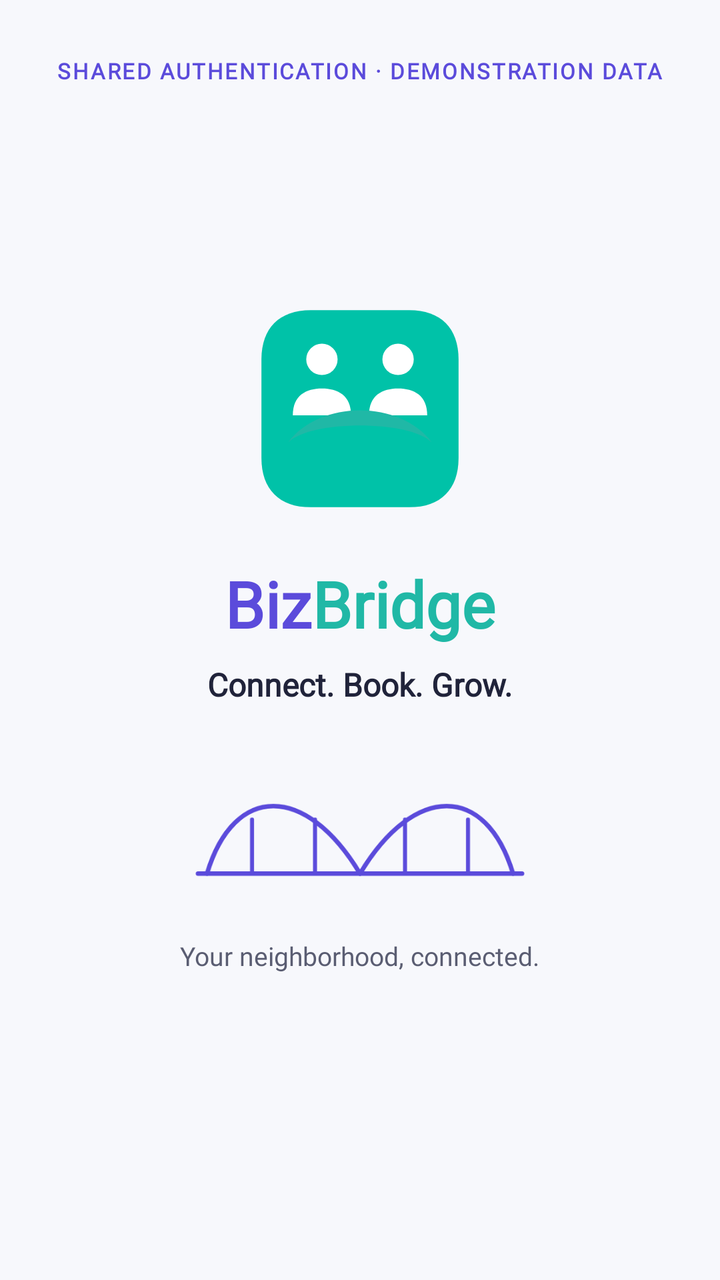
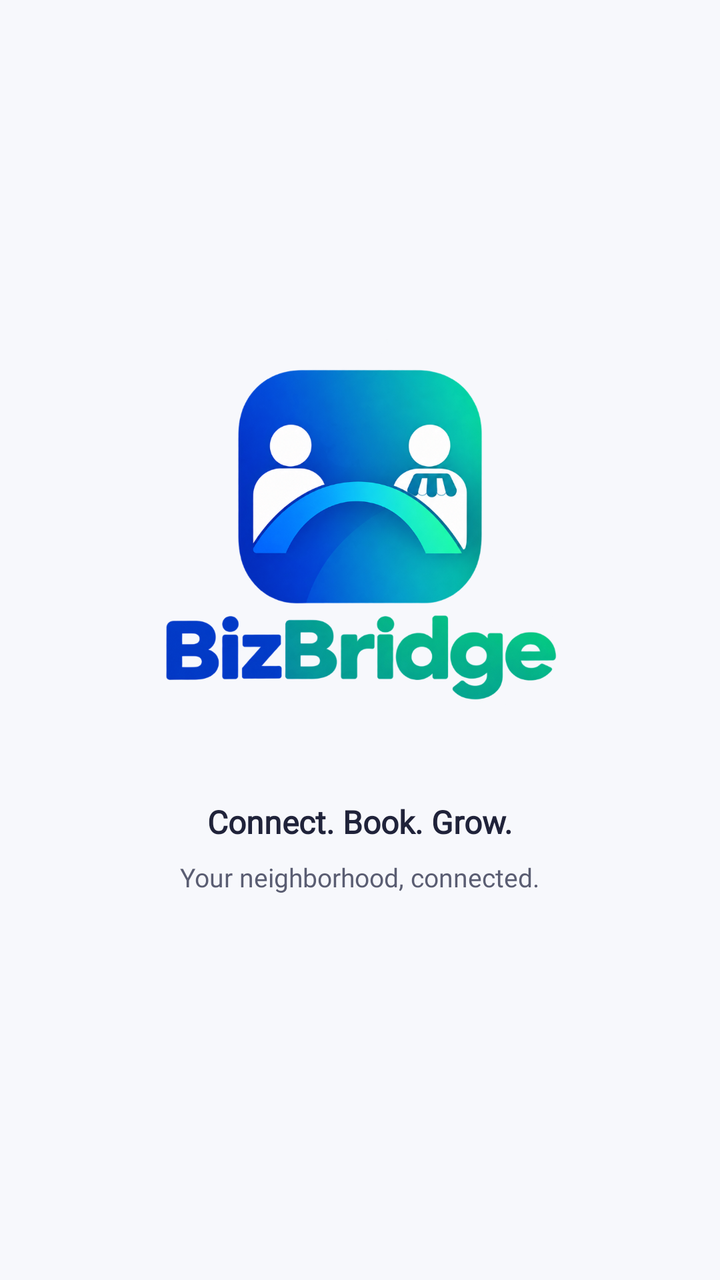

An Android layout rendered at two revisions. The XML below is the earlier revision; the diff shows what the commit changed to produce the second picture.
<!-- AndroidManifest.xml: application theme Theme.BizBridgeApp -->
<!-- res/layout/fragment_splash.xml -->
<?xml version="1.0" encoding="utf-8"?>
<androidx.constraintlayout.widget.ConstraintLayout xmlns:android="http://schemas.android.com/apk/res/android"
    xmlns:app="http://schemas.android.com/apk/res-auto"
    xmlns:tools="http://schemas.android.com/tools"
    android:layout_width="match_parent"
    android:layout_height="match_parent"
    android:background="@color/background"
    android:paddingStart="@dimen/screen_inset_horizontal"
    android:paddingTop="@dimen/screen_inset_top"
    android:paddingEnd="@dimen/screen_inset_horizontal"
    android:paddingBottom="@dimen/screen_inset_bottom">

    
    <TextView
        android:id="@+id/tv_auth_tag"
        style="@style/TextAppearance.BizBridge.SubheaderTag"
        android:layout_width="wrap_content"
        android:layout_height="wrap_content"
        android:layout_marginTop="12dp"
        android:text="@string/shared_auth_demo_tag"
        app:layout_constraintEnd_toEndOf="parent"
        app:layout_constraintStart_toStartOf="parent"
        app:layout_constraintTop_toTopOf="parent" />

    
    <LinearLayout
        android:id="@+id/ll_center_group"
        android:layout_width="wrap_content"
        android:layout_height="wrap_content"
        android:gravity="center_horizontal"
        android:orientation="vertical"
        app:layout_constraintBottom_toBottomOf="parent"
        app:layout_constraintEnd_toEndOf="parent"
        app:layout_constraintStart_toStartOf="parent"
        app:layout_constraintTop_toBottomOf="@id/tv_auth_tag"
        app:layout_constraintVertical_bias="0.45">

        
        <ImageView
            android:id="@+id/iv_logo"
            android:layout_width="112dp"
            android:layout_height="112dp"
            android:contentDescription="@string/app_name"
            android:src="@drawable/ic_bizbridge_logo" />

        
        <LinearLayout
            android:layout_width="wrap_content"
            android:layout_height="wrap_content"
            android:layout_marginTop="20dp"
            android:orientation="horizontal">

            <TextView
                android:layout_width="wrap_content"
                android:layout_height="wrap_content"
                android:fontFamily="@font/inter_variable"
                android:text="Biz"
                android:textColor="@color/primary"
                android:textSize="32sp"
                android:textStyle="bold" />

            <TextView
                android:layout_width="wrap_content"
                android:layout_height="wrap_content"
                android:fontFamily="@font/inter_variable"
                android:text="Bridge"
                android:textColor="@color/secondary"
                android:textSize="32sp"
                android:textStyle="bold" />
        </LinearLayout>

        
        <TextView
            android:id="@+id/tv_tagline"
            android:layout_width="wrap_content"
            android:layout_height="wrap_content"
            android:layout_marginTop="8dp"
            android:fontFamily="@font/inter_variable"
            android:text="@string/tagline_connect_book_grow"
            android:textColor="@color/text_primary"
            android:textSize="@dimen/text_tagline"
            android:textStyle="bold" />

        
        <ImageView
            android:id="@+id/iv_bridge_graphic"
            android:layout_width="180dp"
            android:layout_height="72dp"
            android:layout_marginTop="28dp"
            android:contentDescription="@string/tagline_connect_book_grow"
            android:src="@drawable/ic_bridge_graphic" />

        
        <TextView
            android:id="@+id/tv_neighborhood"
            android:layout_width="wrap_content"
            android:layout_height="wrap_content"
            android:layout_marginTop="16dp"
            android:fontFamily="@font/inter_variable"
            android:text="@string/tagline_neighborhood"
            android:textColor="@color/text_secondary"
            android:textSize="@dimen/text_body_small" />
    </LinearLayout>

    
    <ProgressBar
        android:id="@+id/progress_bar"
        style="?android:attr/progressBarStyleSmall"
        android:layout_width="24dp"
        android:layout_height="24dp"
        android:layout_marginBottom="16dp"
        android:indeterminateTint="@color/primary"
        app:layout_constraintBottom_toBottomOf="parent"
        app:layout_constraintEnd_toEndOf="parent"
        app:layout_constraintStart_toStartOf="parent" />

</androidx.constraintlayout.widget.ConstraintLayout>
<!-- resources referenced by this layout -->
<resources>
  <color name="background">#F7F8FC</color>
  <color name="primary">#5B4BDB</color>
  <color name="secondary">#20B8A6</color>
  <color name="text_primary">#20233A</color>
  <color name="text_secondary">#5A5D72</color>
  <dimen name="screen_inset_top">16dp</dimen>
  <dimen name="text_body_small">13sp</dimen>
  <dimen name="text_tagline">16sp</dimen>
  <!-- drawable ic_bizbridge_logo (drawable) -->
  <vector xmlns:android="http://schemas.android.com/apk/res/android"
      xmlns:aapt="http://schemas.android.com/aapt"
      android:width="100dp"
      android:height="100dp"
      android:viewportWidth="100"
      android:viewportHeight="100">
  
      
      <path
          android:pathData="M 28,6 C 14,6 6,14 6,28 L 6,72 C 6,86 14,94 28,94 L 72,94 C 86,94 94,86 94,72 L 94,28 C 94,14 86,6 72,6 Z">
          <aapt:attr name="android:fillColor">
              <gradient
                  android:angle="135"
                  android:endColor="#00C2A8"
                  android:startColor="#1E6BEB"
                  android:type="linear" />
          </aapt:attr>
      </path>
  
      
      <path
          android:fillColor="#FFFFFF"
          android:pathData="M 33,35 A 7,7 0 1,1 33,21 A 7,7 0 1,1 33,35 Z" />
  
      
      <path
          android:fillColor="#FFFFFF"
          android:pathData="M 20,53 C 20,44 26,41 33,41 C 40,41 46,44 46,53 Z" />
  
      
      <path
          android:fillColor="#FFFFFF"
          android:pathData="M 67,35 A 7,7 0 1,1 67,21 A 7,7 0 1,1 67,35 Z" />
  
      
      <path
          android:fillColor="#FFFFFF"
          android:pathData="M 54,53 C 54,44 60,41 67,41 C 74,41 80,44 80,53 Z" />
  
      
      <path
          android:pathData="M 18,65 C 32,46 68,46 82,65 C 72,55 28,55 18,65 Z">
          <aapt:attr name="android:fillColor">
              <gradient
                  android:angle="0"
                  android:endColor="#20B8A6"
                  android:startColor="#3B82F6"
                  android:type="linear" />
          </aapt:attr>
      </path>
  </vector>
  <!-- drawable ic_bridge_graphic (drawable) -->
  <vector xmlns:android="http://schemas.android.com/apk/res/android"
      android:width="200dp"
      android:height="80dp"
      android:viewportWidth="200"
      android:viewportHeight="80">
  
      
      <path
          android:strokeColor="#5B4BDB"
          android:strokeWidth="2.5"
          android:strokeLineCap="round"
          android:pathData="M 15,62 C 30,12 70,12 100,62" />
  
      
      <path
          android:strokeColor="#5B4BDB"
          android:strokeWidth="2.5"
          android:strokeLineCap="round"
          android:pathData="M 100,62 C 130,12 170,12 185,62" />
  
      
      <path
          android:strokeColor="#5B4BDB"
          android:strokeWidth="2.5"
          android:strokeLineCap="round"
          android:pathData="M 10,62 L 190,62" />
  
      
      <path
          android:strokeColor="#5B4BDB"
          android:strokeWidth="2.2"
          android:strokeLineCap="round"
          android:pathData="M 40,32 L 40,62" />
  
      
      <path
          android:strokeColor="#5B4BDB"
          android:strokeWidth="2.2"
          android:strokeLineCap="round"
          android:pathData="M 75,32 L 75,62" />
  
      
      <path
          android:strokeColor="#5B4BDB"
          android:strokeWidth="2.2"
          android:strokeLineCap="round"
          android:pathData="M 125,32 L 125,62" />
  
      
      <path
          android:strokeColor="#5B4BDB"
          android:strokeWidth="2.2"
          android:strokeLineCap="round"
          android:pathData="M 160,32 L 160,62" />
  </vector>
  <string name="app_name">BizBridge</string>
  <string name="shared_auth_demo_tag">SHARED AUTHENTICATION · DEMONSTRATION DATA</string>
  <style name="TextAppearance.BizBridge.SubheaderTag" parent="android:TextAppearance">
          <item name="android:textSize">11sp</item>
          <item name="android:textStyle">bold</item>
          <item name="android:textColor">@color/primary</item>
          <item name="android:letterSpacing">0.08</item>
          <item name="fontFamily">@font/inter_variable</item>
      </style>
  <color name="white">#FFFFFFFF</color>
  <!-- unchanged entries left out for length: 6 -->
</resources>

<!-- the commit's change to res/layout/fragment_splash.xml (unified diff, before → after) -->
@@ -11,18 +11,6 @@
     android:paddingBottom="@dimen/screen_inset_bottom">
 
     
-    <TextView
-        android:id="@+id/tv_auth_tag"
-        style="@style/TextAppearance.BizBridge.SubheaderTag"
-        android:layout_width="wrap_content"
-        android:layout_height="wrap_content"
-        android:layout_marginTop="12dp"
-        android:text="@string/shared_auth_demo_tag"
-        app:layout_constraintEnd_toEndOf="parent"
-        app:layout_constraintStart_toStartOf="parent"
-        app:layout_constraintTop_toTopOf="parent" />
-
-    
     <LinearLayout
         android:id="@+id/ll_center_group"
         android:layout_width="wrap_content"
@@ -32,49 +20,25 @@
         app:layout_constraintBottom_toBottomOf="parent"
         app:layout_constraintEnd_toEndOf="parent"
         app:layout_constraintStart_toStartOf="parent"
-        app:layout_constraintTop_toBottomOf="@id/tv_auth_tag"
+        app:layout_constraintTop_toTopOf="parent"
         app:layout_constraintVertical_bias="0.45">
 
         
         <ImageView
             android:id="@+id/iv_logo"
-            android:layout_width="112dp"
-            android:layout_height="112dp"
+            android:layout_width="230dp"
+            android:layout_height="230dp"
+            android:adjustViewBounds="true"
+            android:scaleType="fitCenter"
             android:contentDescription="@string/app_name"
-            android:src="@drawable/ic_bizbridge_logo" />
-
-        
-        <LinearLayout
-            android:layout_width="wrap_content"
-            android:layout_height="wrap_content"
-            android:layout_marginTop="20dp"
-            android:orientation="horizontal">
-
-            <TextView
-                android:layout_width="wrap_content"
-                android:layout_height="wrap_content"
-                android:fontFamily="@font/inter_variable"
-                android:text="Biz"
-                android:textColor="@color/primary"
-                android:textSize="32sp"
-                android:textStyle="bold" />
-
-            <TextView
-                android:layout_width="wrap_content"
-                android:layout_height="wrap_content"
-                android:fontFamily="@font/inter_variable"
-                android:text="Bridge"
-                android:textColor="@color/secondary"
-                android:textSize="32sp"
-                android:textStyle="bold" />
-        </LinearLayout>
+            android:src="@drawable/bizbridge_logo_full" />
 
         
         <TextView
             android:id="@+id/tv_tagline"
             android:layout_width="wrap_content"
             android:layout_height="wrap_content"
-            android:layout_marginTop="8dp"
+            android:layout_marginTop="16dp"
             android:fontFamily="@font/inter_variable"
             android:text="@string/tagline_connect_book_grow"
             android:textColor="@color/text_primary"
@@ -82,20 +46,11 @@
             android:textStyle="bold" />
 
         
-        <ImageView
-            android:id="@+id/iv_bridge_graphic"
-            android:layout_width="180dp"
-            android:layout_height="72dp"
-            android:layout_marginTop="28dp"
-            android:contentDescription="@string/tagline_connect_book_grow"
-            android:src="@drawable/ic_bridge_graphic" />
-
-        
         <TextView
             android:id="@+id/tv_neighborhood"
             android:layout_width="wrap_content"
             android:layout_height="wrap_content"
-            android:layout_marginTop="16dp"
+            android:layout_marginTop="8dp"
             android:fontFamily="@font/inter_variable"
             android:text="@string/tagline_neighborhood"
             android:textColor="@color/text_secondary"
@@ -106,9 +61,9 @@
     <ProgressBar
         android:id="@+id/progress_bar"
         style="?android:attr/progressBarStyleSmall"
-        android:layout_width="24dp"
-        android:layout_height="24dp"
-        android:layout_marginBottom="16dp"
+        android:layout_width="28dp"
+        android:layout_height="28dp"
+        android:layout_marginBottom="32dp"
         android:indeterminateTint="@color/primary"
         app:layout_constraintBottom_toBottomOf="parent"
         app:layout_constraintEnd_toEndOf="parent"
<!-- resource entries referenced after the edit -->
@@ -8,123 +8,8 @@
   <dimen name="screen_inset_top">16dp</dimen>
   <dimen name="text_body_small">13sp</dimen>
   <dimen name="text_tagline">16sp</dimen>
-  <!-- drawable ic_bizbridge_logo (drawable) -->
-  <vector xmlns:android="http://schemas.android.com/apk/res/android"
-      xmlns:aapt="http://schemas.android.com/aapt"
-      android:width="100dp"
-      android:height="100dp"
-      android:viewportWidth="100"
-      android:viewportHeight="100">
-  
-      
-      <path
-          android:pathData="M 28,6 C 14,6 6,14 6,28 L 6,72 C 6,86 14,94 28,94 L 72,94 C 86,94 94,86 94,72 L 94,28 C 94,14 86,6 72,6 Z">
-          <aapt:attr name="android:fillColor">
-              <gradient
-                  android:angle="135"
-                  android:endColor="#00C2A8"
-                  android:startColor="#1E6BEB"
-                  android:type="linear" />
-          </aapt:attr>
-      </path>
-  
-      
-      <path
-          android:fillColor="#FFFFFF"
-          android:pathData="M 33,35 A 7,7 0 1,1 33,21 A 7,7 0 1,1 33,35 Z" />
-  
-      
-      <path
-          android:fillColor="#FFFFFF"
-          android:pathData="M 20,53 C 20,44 26,41 33,41 C 40,41 46,44 46,53 Z" />
-  
-      
-      <path
-          android:fillColor="#FFFFFF"
-          android:pathData="M 67,35 A 7,7 0 1,1 67,21 A 7,7 0 1,1 67,35 Z" />
-  
-      
-      <path
-          android:fillColor="#FFFFFF"
-          android:pathData="M 54,53 C 54,44 60,41 67,41 C 74,41 80,44 80,53 Z" />
-  
-      
-      <path
-          android:pathData="M 18,65 C 32,46 68,46 82,65 C 72,55 28,55 18,65 Z">
-          <aapt:attr name="android:fillColor">
-              <gradient
-                  android:angle="0"
-                  android:endColor="#20B8A6"
-                  android:startColor="#3B82F6"
-                  android:type="linear" />
-          </aapt:attr>
-      </path>
-  </vector>
-  <!-- drawable ic_bridge_graphic (drawable) -->
-  <vector xmlns:android="http://schemas.android.com/apk/res/android"
-      android:width="200dp"
-      android:height="80dp"
-      android:viewportWidth="200"
-      android:viewportHeight="80">
-  
-      
-      <path
-          android:strokeColor="#5B4BDB"
-          android:strokeWidth="2.5"
-          android:strokeLineCap="round"
-          android:pathData="M 15,62 C 30,12 70,12 100,62" />
-  
-      
-      <path
-          android:strokeColor="#5B4BDB"
-          android:strokeWidth="2.5"
-          android:strokeLineCap="round"
-          android:pathData="M 100,62 C 130,12 170,12 185,62" />
-  
-      
-      <path
-          android:strokeColor="#5B4BDB"
-          android:strokeWidth="2.5"
-          android:strokeLineCap="round"
-          android:pathData="M 10,62 L 190,62" />
-  
-      
-      <path
-          android:strokeColor="#5B4BDB"
-          android:strokeWidth="2.2"
-          android:strokeLineCap="round"
-          android:pathData="M 40,32 L 40,62" />
-  
-      
-      <path
-          android:strokeColor="#5B4BDB"
-          android:strokeWidth="2.2"
-          android:strokeLineCap="round"
-          android:pathData="M 75,32 L 75,62" />
-  
-      
-      <path
-          android:strokeColor="#5B4BDB"
-          android:strokeWidth="2.2"
-          android:strokeLineCap="round"
-          android:pathData="M 125,32 L 125,62" />
-  
-      
-      <path
-          android:strokeColor="#5B4BDB"
-          android:strokeWidth="2.2"
-          android:strokeLineCap="round"
-          android:pathData="M 160,32 L 160,62" />
-  </vector>
+  <!-- drawable bizbridge_logo_full: png bitmap (drawable, 561522 bytes) -->
   <string name="app_name">BizBridge</string>
-  <string name="shared_auth_demo_tag">SHARED AUTHENTICATION · DEMONSTRATION DATA</string>
-  <style name="TextAppearance.BizBridge.SubheaderTag" parent="android:TextAppearance">
-          <item name="android:textSize">11sp</item>
-          <item name="android:textStyle">bold</item>
-          <item name="android:textColor">@color/primary</item>
-          <item name="android:letterSpacing">0.08</item>
-          <item name="fontFamily">@font/inter_variable</item>
-      </style>
   <color name="white">#FFFFFFFF</color>
   <!-- unchanged entries left out for length: 6 -->
 </resources>
